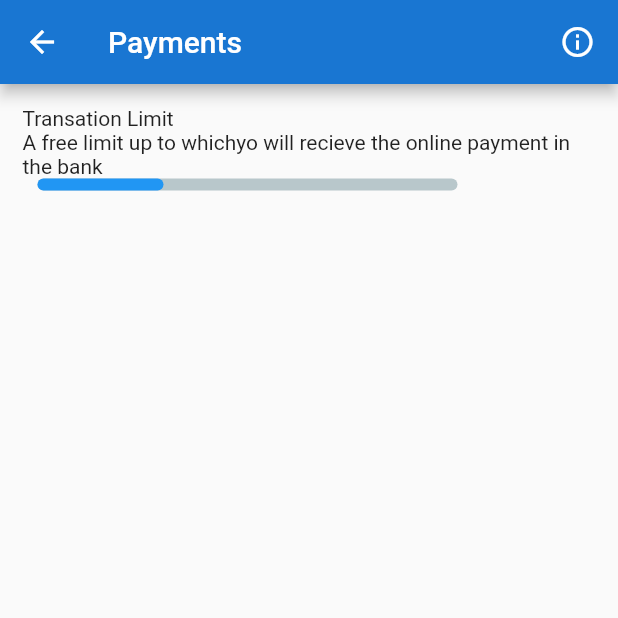
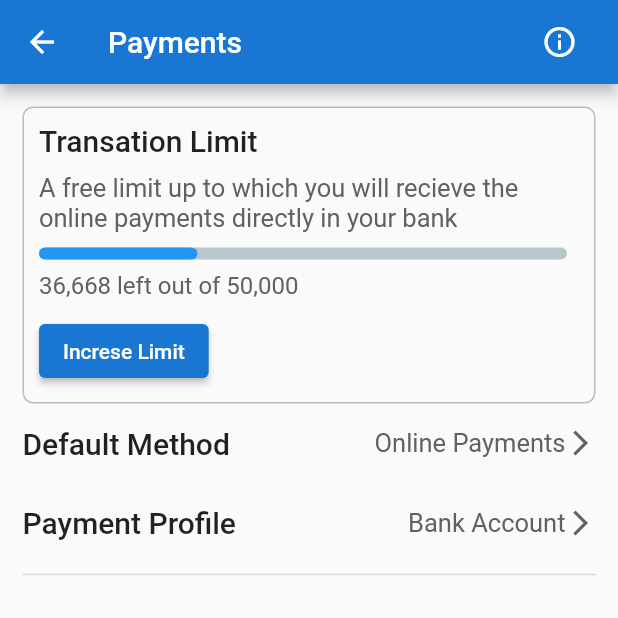
Before and after one commit to Akmal4410/Dhukaan-UI, a Flutter app: the ScreenPayment screen opened directly, on a phone screen of 412 x 824 dp, the top half of it. Run offline on Flutter 3.47's test engine with Material 2 defaults, Android fonts, the phone set to English and light mode, and no system bars; drawn by our look-alikes of percent_indicator.

Commit message:
new changes made

```diff
--- a/lib/main.dart
+++ b/lib/main.dart
@@ -14,9 +14,9 @@ class MyApp extends StatelessWidget {
   Widget build(BuildContext context) {
     return const MaterialApp(
       debugShowCheckedModeBanner: false,
-      // home: ScreenManageOrder(),
-      // home: ScreenInfo(),
-      home: ScreenPayment(),
+      home: ScreenManageOrder(),
+      //home: ScreenInfo(),
+      //  home: ScreenPayment(),
     );
   }
 }
--- a/lib/screens/screeen_payment.dart
+++ b/lib/screens/screeen_payment.dart
@@ -1,5 +1,7 @@
+import 'package:dukaan/screens/screen_info.dart';
+import 'package:dukaan/widgets/payment_method.dart';
+import 'package:dukaan/widgets/transation_limit.dart';
 import 'package:flutter/material.dart';
-import 'package:percent_indicator/linear_percent_indicator.dart';
 
 class ScreenPayment extends StatelessWidget {
   const ScreenPayment({super.key});
@@ -11,37 +13,39 @@ class ScreenPayment extends StatelessWidget {
         backgroundColor: Colors.blue.shade700,
         leading: IconButton(
           icon: const Icon(Icons.arrow_back),
-          onPressed: () {},
+          onPressed: () {
+            Navigator.pop(context);
+          },
         ),
         title: const Text('Payments'),
-        actions: const [
+        actions: [
           Padding(
-            padding: EdgeInsets.only(right: 15.0),
-            child: Icon(Icons.info_outline),
+            padding: const EdgeInsets.only(right: 15.0),
+            child: IconButton(
+                onPressed: () {
+                  Navigator.push(context,
+                      MaterialPageRoute(builder: (ctx) => const ScreenInfo()));
+                },
+                icon: const Icon(Icons.info_outline)),
           ),
         ],
       ),
       body: Padding(
         padding: const EdgeInsets.all(15),
         child: ListView(
-          children: [
-            Container(
-              child: Column(
-                crossAxisAlignment: CrossAxisAlignment.stretch,
-                children: [
-                  Text('Transation Limit'),
-                  Text(
-                      'A free limit up to whichyo will recieve the online payment in the bank'),
-                  LinearPercentIndicator(
-                    barRadius: Radius.circular(10),
-                    width: 300,
-                    lineHeight: 8.0,
-                    percent: 0.3,
-                    progressColor: Colors.blue,
-                  ),
-                ],
-              ),
-            )
+          children: const [
+            TransationLimit(),
+            PaymentMethod(
+              leadingText: 'Default Method',
+              trailingtext: 'Online Payments',
+            ),
+            PaymentMethod(
+              leadingText: 'Payment Profile',
+              trailingtext: 'Bank Account',
+            ),
+            Divider(
+              thickness: 1,
+            ),
           ],
         ),
       ),
--- a/lib/screens/screen_info.dart
+++ b/lib/screens/screen_info.dart
@@ -16,7 +16,9 @@ class _ScreenInfoState extends State<ScreenInfo> {
       appBar: AppBar(
         backgroundColor: Colors.blue.shade700,
         leading: IconButton(
-          onPressed: () {},
+          onPressed: () {
+            Navigator.pop(context);
+          },
           icon: const Icon(Icons.arrow_back),
         ),
         title: const Text("Additional Information"),
--- /dev/null
+++ b/lib/widgets/payment_method.dart
@@ -0,0 +1,47 @@
+import 'package:flutter/material.dart';
+
+class PaymentMethod extends StatelessWidget {
+  const PaymentMethod({
+    Key? key,
+    required this.leadingText,
+    required this.trailingtext,
+  }) : super(key: key);
+  final String leadingText;
+  final String trailingtext;
+
+  @override
+  Widget build(BuildContext context) {
+    return Padding(
+      padding: const EdgeInsets.symmetric(vertical: 15.0),
+      child: Row(
+        mainAxisAlignment: MainAxisAlignment.spaceBetween,
+        children: [
+          Text(
+            leadingText,
+            style: TextStyle(
+              fontSize: 20,
+              fontWeight: FontWeight.w500,
+            ),
+          ),
+          Row(
+            children: [
+              Text(
+                trailingtext,
+                style: TextStyle(
+                  fontSize: 17,
+                  fontWeight: FontWeight.w400,
+                  color: Colors.grey.shade700,
+                ),
+              ),
+              Icon(
+                Icons.arrow_forward_ios,
+                color: Colors.grey.shade700,
+                size: 20,
+              ),
+            ],
+          )
+        ],
+      ),
+    );
+  }
+}
--- /dev/null
+++ b/lib/widgets/transation_limit.dart
@@ -0,0 +1,71 @@
+import 'package:flutter/material.dart';
+import 'package:percent_indicator/linear_percent_indicator.dart';
+
+class TransationLimit extends StatelessWidget {
+  const TransationLimit({
+    Key? key,
+  }) : super(key: key);
+
+  @override
+  Widget build(BuildContext context) {
+    return Container(
+      padding: const EdgeInsets.all(10),
+      decoration: BoxDecoration(
+        borderRadius: BorderRadius.circular(7),
+        border: Border.all(color: Colors.grey.shade400),
+      ),
+      child: Column(
+        crossAxisAlignment: CrossAxisAlignment.start,
+        children: [
+          const Text(
+            'Transation Limit',
+            style: TextStyle(
+              fontSize: 20,
+              fontWeight: FontWeight.w500,
+            ),
+          ),
+          Padding(
+            padding: const EdgeInsets.symmetric(vertical: 10.0),
+            child: Text(
+              'A free limit up to which you will recieve the online payments directly in your bank',
+              style: TextStyle(
+                fontSize: 17,
+                fontWeight: FontWeight.w400,
+                color: Colors.grey.shade700,
+              ),
+            ),
+          ),
+          LinearPercentIndicator(
+            padding: const EdgeInsets.all(0),
+            barRadius: const Radius.circular(10),
+            width: MediaQuery.of(context).size.width - 60,
+            lineHeight: 8.0,
+            percent: 0.3,
+            progressColor: Colors.blue,
+          ),
+          Padding(
+            padding: const EdgeInsets.only(top: 8.0),
+            child: Text(
+              '36,668 left out of 50,000',
+              style: TextStyle(
+                fontSize: 16,
+                fontWeight: FontWeight.w400,
+                color: Colors.grey.shade700,
+              ),
+            ),
+          ),
+          Padding(
+            padding: const EdgeInsets.only(top: 10.0),
+            child: ElevatedButton(
+              onPressed: () {},
+              style: ElevatedButton.styleFrom(
+                backgroundColor: Colors.blue.shade700,
+              ),
+              child: const Text('Increse Limit'),
+            ),
+          )
+        ],
+      ),
+    );
+  }
+}
```
Also changed, not shown: lib/screens/screen_manage_order.dart (+31 -11 lines), lib/widgets/store_cards.dart (+12 -4 lines).
